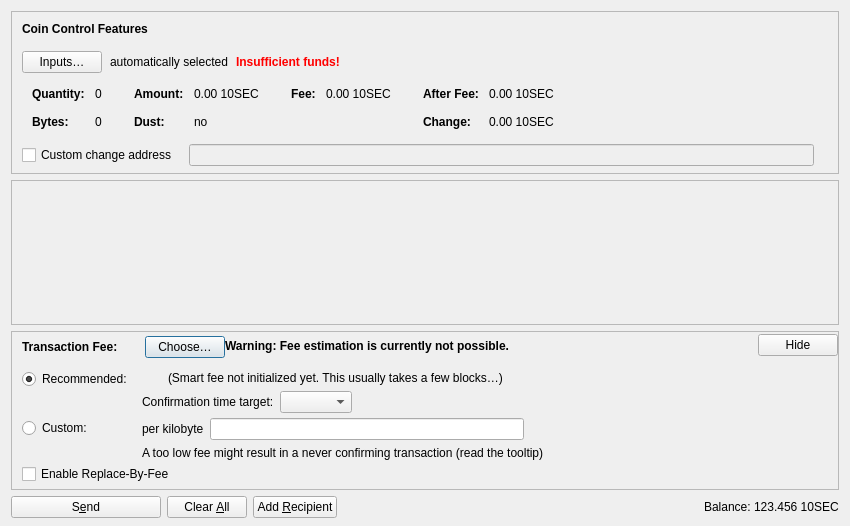
Qt form src/qt/forms/sendcoinsdialog.ui (10sec-project/10seconds) before a commit.
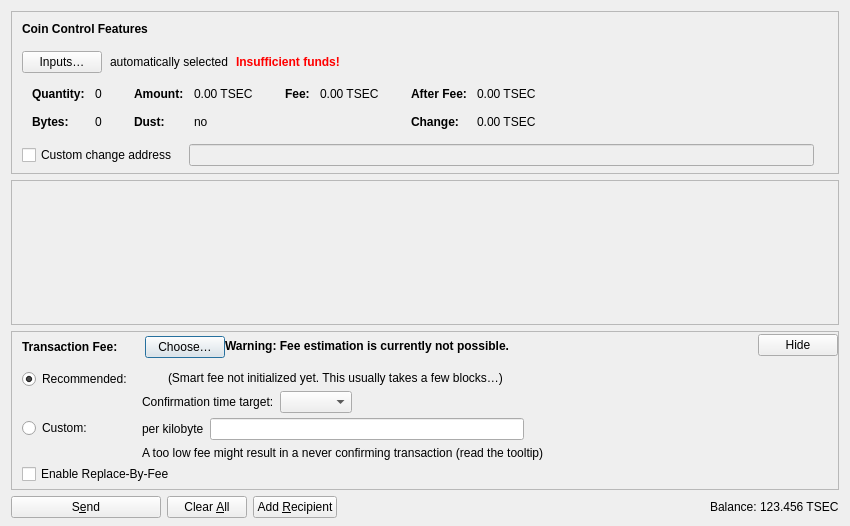
The same form after that commit. Icons and pictures are not drawn. Custom widgets are drawn as their Qt base class.

```diff
--- a/src/qt/forms/sendcoinsdialog.ui
+++ b/src/qt/forms/sendcoinsdialog.ui
@@ -324,7 +324,7 @@
                   <enum>Qt::ActionsContextMenu</enum>
                  </property>
                  <property name="text">
-                  <string notr="true">0.00 10SEC</string>
+                  <string notr="true">0.00 TSEC</string>
                  </property>
                  <property name="textInteractionFlags">
                   <set>Qt::LinksAccessibleByMouse|Qt::TextSelectableByKeyboard|Qt::TextSelectableByMouse</set>
@@ -404,7 +404,7 @@
                   <enum>Qt::ActionsContextMenu</enum>
                  </property>
                  <property name="text">
-                  <string notr="true">0.00 10SEC</string>
+                  <string notr="true">0.00 TSEC</string>
                  </property>
                  <property name="textInteractionFlags">
                   <set>Qt::LinksAccessibleByMouse|Qt::TextSelectableByKeyboard|Qt::TextSelectableByMouse</set>
@@ -455,7 +455,7 @@
                   <enum>Qt::ActionsContextMenu</enum>
                  </property>
                  <property name="text">
-                  <string notr="true">0.00 10SEC</string>
+                  <string notr="true">0.00 TSEC</string>
                  </property>
                  <property name="textInteractionFlags">
                   <set>Qt::LinksAccessibleByMouse|Qt::TextSelectableByKeyboard|Qt::TextSelectableByMouse</set>
@@ -484,7 +484,7 @@
                   <enum>Qt::ActionsContextMenu</enum>
                  </property>
                  <property name="text">
-                  <string notr="true">0.00 10SEC</string>
+                  <string notr="true">0.00 TSEC</string>
                  </property>
                  <property name="textInteractionFlags">
                   <set>Qt::LinksAccessibleByMouse|Qt::TextSelectableByKeyboard|Qt::TextSelectableByMouse</set>
@@ -1214,7 +1214,7 @@
           <cursorShape>IBeamCursor</cursorShape>
          </property>
          <property name="text">
-          <string notr="true">123.456 10SEC</string>
+          <string notr="true">123.456 TSEC</string>
          </property>
          <property name="textInteractionFlags">
           <set>Qt::LinksAccessibleByMouse|Qt::TextSelectableByKeyboard|Qt::TextSelectableByMouse</set>
```
